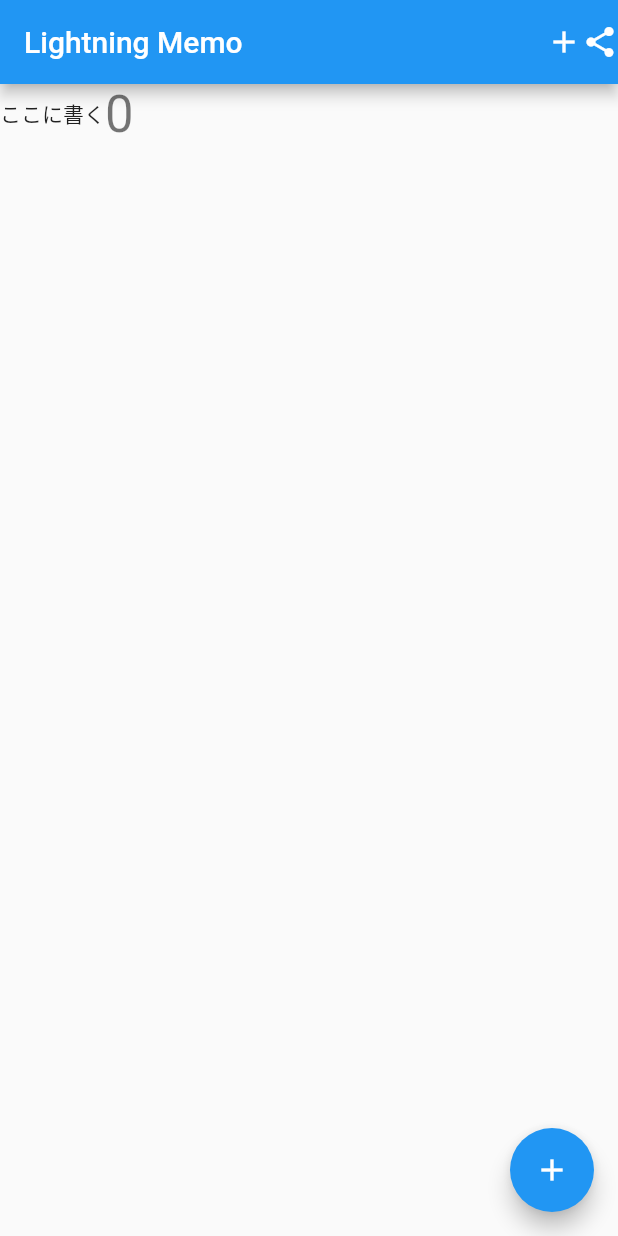
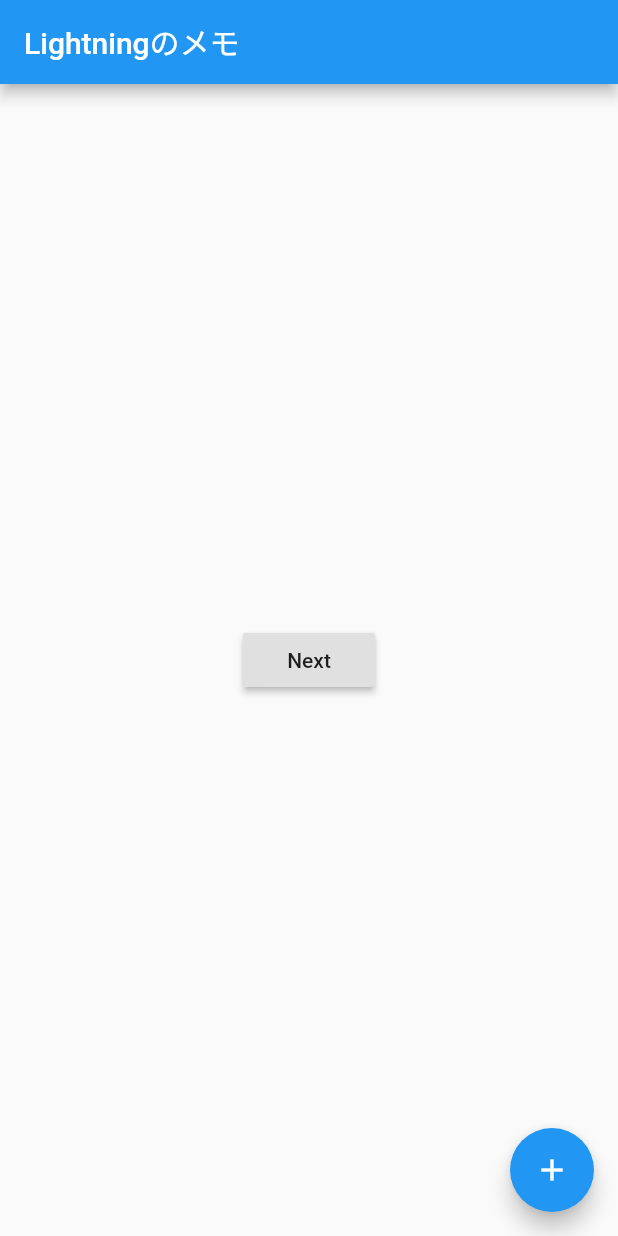
Before and after one commit to opepelab/lightning_memo, a Flutter app: the screen it shows after launch, on a phone screen of 412 x 824 dp. Run offline on Flutter 3.47's test engine with Material 2 defaults, Android fonts, the phone set to English and light mode, and no system bars.

Commit message:
commit 04-19

```diff
--- a/lib/main.dart
+++ b/lib/main.dart
@@ -41,22 +41,13 @@ class _MyHomePageState extends State<MyHomePage> {
   Widget build(BuildContext context) {
     return Scaffold(
       appBar: AppBar(
-        title: Text(widget.title),
-        actions: <Widget>[
-          Icon(Icons.add),
-          Icon(Icons.share),
-        ],
+        title: Text('Lightningのメモ'),
       ),
-      body: Row(
-        // mainAxisAlignment: MainAxisAlignment.center,
-        children: <Widget>[
-          Text("ここに書く"),
-          Text(''),
-          Text(
-            '$_counter',
-            style: Theme.of(context).textTheme.headline4,
-          ),
-        ],
+      body: Center(
+        child: RaisedButton(
+          child: Text("Next"),
+          onPressed: () {},
+        ),
       ),
       floatingActionButton: FloatingActionButton(
         onPressed: _incrementCounter,
```
